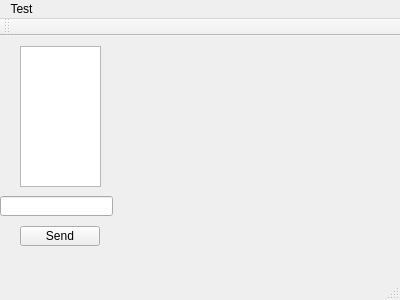
Qt form WTCFullNodeClient/mainwindow.ui (fenixnix/Causation-Chain) before a commit.
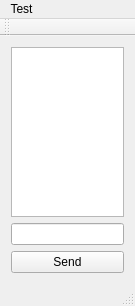
The same form after that commit.

Commit message: Client display P2P List

What changed in the file:
```diff
--- a/WTCFullNodeClient/mainwindow.ui
+++ b/WTCFullNodeClient/mainwindow.ui
@@ -6,54 +6,36 @@
    <rect>
     <x>0</x>
     <y>0</y>
-    <width>400</width>
-    <height>300</height>
+    <width>135</width>
+    <height>306</height>
    </rect>
   </property>
   <property name="windowTitle">
    <string>MainWindow</string>
   </property>
   <widget class="QWidget" name="centralWidget">
-   <widget class="QLineEdit" name="lineEdit">
-    <property name="geometry">
-     <rect>
-      <x>0</x>
-      <y>160</y>
-      <width>113</width>
-      <height>20</height>
-     </rect>
-    </property>
-   </widget>
-   <widget class="QPushButton" name="sendBtn">
-    <property name="geometry">
-     <rect>
-      <x>20</x>
-      <y>190</y>
-      <width>80</width>
-      <height>20</height>
-     </rect>
-    </property>
-    <property name="text">
-     <string>Send</string>
-    </property>
-   </widget>
-   <widget class="QListWidget" name="listWidget">
-    <property name="geometry">
-     <rect>
-      <x>20</x>
-      <y>10</y>
-      <width>81</width>
-      <height>141</height>
-     </rect>
-    </property>
-   </widget>
+   <layout class="QVBoxLayout" name="verticalLayout">
+    <item>
+     <widget class="QListWidget" name="p2pListView"/>
+    </item>
+    <item>
+     <widget class="QLineEdit" name="lineEdit"/>
+    </item>
+    <item>
+     <widget class="QPushButton" name="sendBtn">
+      <property name="text">
+       <string>Send</string>
+      </property>
+     </widget>
+    </item>
+   </layout>
   </widget>
   <widget class="QMenuBar" name="menuBar">
    <property name="geometry">
     <rect>
      <x>0</x>
      <y>0</y>
-     <width>400</width>
+     <width>135</width>
      <height>17</height>
     </rect>
    </property>
```
The commit also changes 4 other files.
